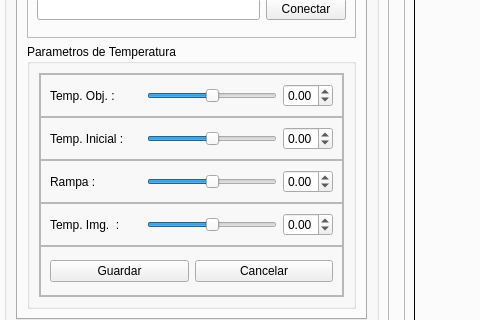
Old version of the form v4-interfaz.ui in the repository tigre437/interfazv4; both pictures show x 428 to 908 and y 129 to 449 of the 1350 by 832 pixel window.
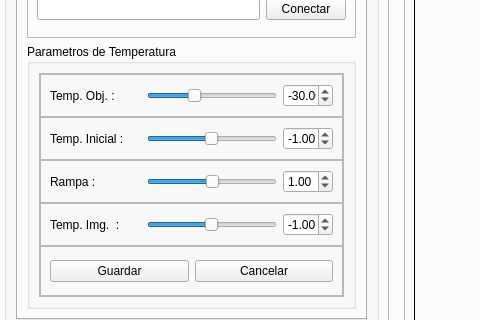
New version of the form. The open tabs and pages were chosen to show the change. Icons and pictures are not drawn.

```diff
--- a/v4-interfaz.ui
+++ b/v4-interfaz.ui
@@ -1812,6 +1812,9 @@
                          <property name="minimum">
                           <number>-99</number>
                          </property>
+                         <property name="value">
+                          <number>-30</number>
+                         </property>
                          <property name="orientation">
                           <enum>Qt::Horizontal</enum>
                          </property>
@@ -1828,6 +1831,9 @@
                          <property name="minimum">
                           <double>-99.000000000000000</double>
                          </property>
+                         <property name="value">
+                          <double>-30.000000000000000</double>
+                         </property>
                         </widget>
                        </item>
                       </layout>
@@ -1860,6 +1866,9 @@
                          <property name="minimum">
                           <number>-99</number>
                          </property>
+                         <property name="value">
+                          <number>-1</number>
+                         </property>
                          <property name="orientation">
                           <enum>Qt::Horizontal</enum>
                          </property>
@@ -1876,6 +1885,9 @@
                          <property name="minimum">
                           <double>-99.000000000000000</double>
                          </property>
+                         <property name="value">
+                          <double>-1.000000000000000</double>
+                         </property>
                         </widget>
                        </item>
                       </layout>
@@ -1924,6 +1936,9 @@
                          <property name="minimum">
                           <double>-99.000000000000000</double>
                          </property>
+                         <property name="value">
+                          <double>1.000000000000000</double>
+                         </property>
                         </widget>
                        </item>
                       </layout>
@@ -1956,6 +1971,9 @@
                          <property name="minimum">
                           <number>-99</number>
                          </property>
+                         <property name="value">
+                          <number>-1</number>
+                         </property>
                          <property name="orientation">
                           <enum>Qt::Horizontal</enum>
                          </property>
@@ -1972,6 +1990,9 @@
                          <property name="minimum">
                           <double>-99.000000000000000</double>
                          </property>
+                         <property name="value">
+                          <double>-1.000000000000000</double>
+                         </property>
                         </widget>
                        </item>
                       </layout>
```
Left out of the diff: 5 changed lines with no effect on the pictures.
